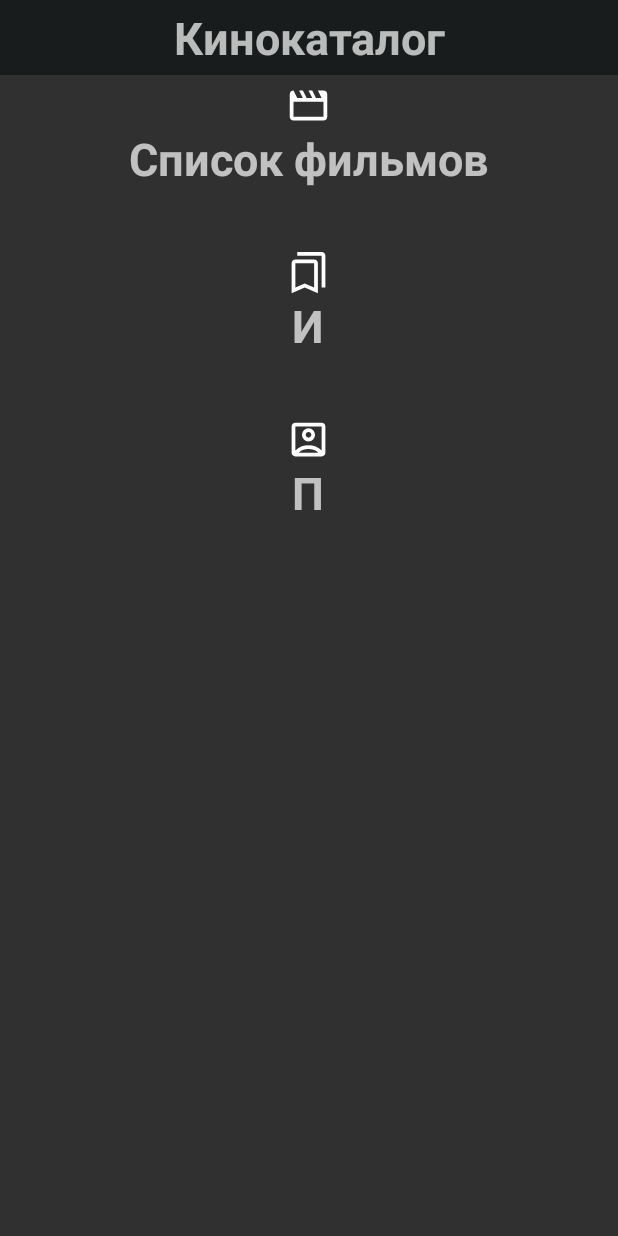
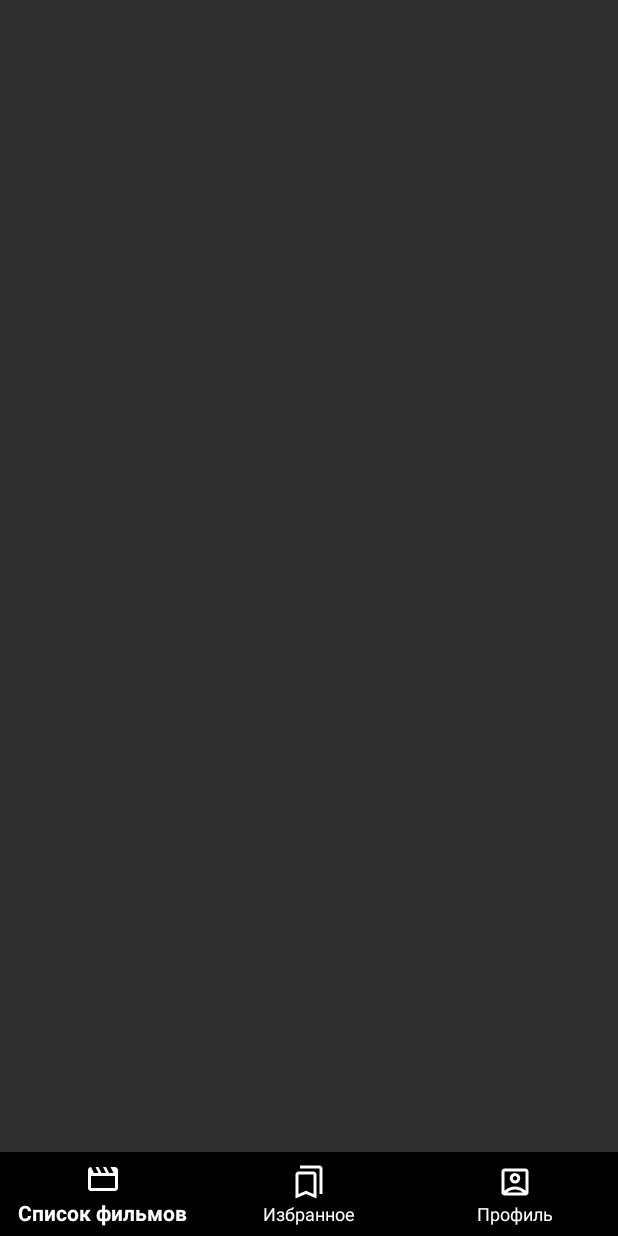
Before and after one commit to id10110011/FilmCatalog, an Android app: the layout activity_main.xml on its own in the app's theme, with its tools: preview values and no code run, on a phone screen of 412 x 824 dp. Run offline under Robolectric (Android 15) with nearby library versions, the phone set to English and light mode, and no system bars.

```diff
--- a/app/src/main/java/com/example/filmcatalog/activities/LoginActivity.kt
+++ b/app/src/main/java/com/example/filmcatalog/activities/LoginActivity.kt
@@ -34,7 +34,7 @@ class LoginActivity : AppCompatActivity() {
                     .addOnCompleteListener(this) {task ->
                         if (task.isSuccessful) {
                             Toast.makeText(this, "Вы вошли в аккаунт", Toast.LENGTH_SHORT).show()
-                            startActivity(Intent(this, CatalogActivity::class.java))
+                            startActivity(Intent(this, MainActivity::class.java))
                             finish()
                         } else {
                             Toast.makeText(this, "Некорректная электронная почта или пароль", Toast.LENGTH_SHORT).show()
--- /dev/null
+++ b/app/src/main/res/drawable/ic_filter_list.xml
@@ -0,0 +1,5 @@
+<vector android:height="40dp" android:tint="#FFFFFF"
+    android:viewportHeight="24" android:viewportWidth="24"
+    android:width="40dp" xmlns:android="http://schemas.android.com/apk/res/android">
+    <path android:fillColor="@android:color/white" android:pathData="M10,18h4v-2h-4v2zM3,6v2h18L21,6L3,6zM6,13h12v-2L6,11v2z"/>
+</vector>
--- a/app/src/main/res/layout/activity_main.xml
+++ b/app/src/main/res/layout/activity_main.xml
@@ -5,119 +5,20 @@
     android:layout_width="match_parent"
     android:layout_height="match_parent"
     android:orientation="vertical"
-    android:gravity="center_horizontal"
     tools:context=".activities.MainActivity">
 
-    <TextView
+    <FrameLayout
+        android:layout_weight="1"
         android:layout_width="match_parent"
-        android:layout_height="50dp"
+        android:layout_height="0dp"
+        android:id="@+id/frame_container" />
 
-        android:id="@+id/app_name"
-        android:text="Кинокаталог"
-        android:textSize="30sp"
-        android:textStyle="bold"
-        android:gravity="center"
-        android:background="@color/md_theme_dark_background"
-        />
-
-    <ScrollView
+    <com.google.android.material.bottomnavigation.BottomNavigationView
         android:layout_width="match_parent"
         android:layout_height="wrap_content"
-        >
-        <LinearLayout
-            android:layout_width="match_parent"
-            android:layout_height="wrap_content"
-            android:gravity="center_horizontal"
-            android:orientation="vertical"
-            >
-            <LinearLayout
-                android:layout_width="wrap_content"
-                android:layout_height="wrap_content"
-                android:orientation="vertical"
-                android:gravity="center_horizontal"
-                android:id="@+id/catalog_box"
-                android:layout_marginBottom="30dp"
-                android:padding="5dp"
-                >
-                <androidx.appcompat.widget.AppCompatImageView
-                    android:id="@+id/icon_movie"
-                    android:layout_width="wrap_content"
-                    android:layout_height="wrap_content"
-
-
-                    android:src="@drawable/ic_movie"
-
-                    />
-                <TextView
-                    android:layout_width="wrap_content"
-                    android:layout_height="wrap_content"
-                    android:id="@+id/catalog"
-                    android:text="Список фильмов"
-                    android:textSize="30sp"
-                    android:textStyle="bold"
-                    android:gravity="center"
-                    />
-            </LinearLayout>
-
-
-            <LinearLayout
-                android:layout_width="wrap_content"
-                android:layout_height="wrap_content"
-                android:orientation="vertical"
-                android:gravity="center_horizontal"
-                android:id="@+id/favorites_box"
-                android:layout_marginBottom="30dp"
-                android:padding="5dp"
-                >
-                <androidx.appcompat.widget.AppCompatImageView
-                    android:id="@+id/icon_bookmarks"
-                    android:layout_width="wrap_content"
-                    android:layout_height="wrap_content"
-
-
-                    android:src="@drawable/ic_bookmarks"
-
-                    />
-                <TextView
-                    android:layout_width="match_parent"
-                    android:layout_height="wrap_content"
-                    android:id="@+id/favorites"
-                    android:text="Избранное"
-                    android:textSize="30sp"
-                    android:textStyle="bold"
-                    android:gravity="center"
-                    />
-            </LinearLayout>
-
-
-            <LinearLayout
-                android:layout_width="wrap_content"
-                android:layout_height="wrap_content"
-                android:orientation="vertical"
-                android:gravity="center_horizontal"
-                android:id="@+id/profile_box"
-                android:layout_marginBottom="30dp"
-                android:padding="5dp"
-                    >
-                <androidx.appcompat.widget.AppCompatImageView
-                    android:id="@+id/icon_profile"
-                    android:layout_width="wrap_content"
-                    android:layout_height="wrap_content"
-
-
-                    android:src="@drawable/ic_profile"
-
-                    />
-                <TextView
-                    android:layout_width="match_parent"
-                    android:layout_height="wrap_content"
-                    android:id="@+id/profile"
-                    android:text="Профиль"
-                    android:textSize="30sp"
-                    android:textStyle="bold"
-                    android:gravity="center"
-                    />
-            </LinearLayout>
-        </LinearLayout>
-    </ScrollView>
+        android:id="@+id/bottom_menu"
+        app:menu="@menu/bottom_menu"
+        app:itemIconTint="@color/white"
+        app:itemTextColor="@color/white"
+        app:itemActiveIndicatorStyle="@style/ShapeAppearance.Material3.NavigationBarView.ActiveIndicator"/>
 </LinearLayout>
--- a/app/src/main/res/layout/activity_favorites.xml
+++ b/app/src/main/res/layout/fragment_favorites.xml
@@ -5,8 +5,7 @@
     android:layout_width="match_parent"
     android:layout_height="match_parent"
     android:orientation="vertical"
-    tools:context=".activities.FavoritesActivity">
-
+    tools:context=".fragments.FavoritesFragment">
 
     <GridView
         android:layout_weight="1"
@@ -15,7 +14,4 @@
         android:id="@+id/grid_view"
         android:numColumns="2" />
 
-    <include layout="@layout/nav_menu"
-        android:id="@+id/nav_menu"/>
-
 </LinearLayout>
--- a/app/src/main/res/layout/activity_profile.xml
+++ b/app/src/main/res/layout/fragment_profile.xml
@@ -8,7 +8,7 @@
     android:gravity="center_horizontal"
     android:focusable="true"
     android:focusableInTouchMode="true"
-    tools:context=".activities.ProfileActivity">
+    tools:context=".fragments.ProfileFragment">
 
     <ScrollView
         android:layout_weight="1"
@@ -204,7 +204,4 @@
         </LinearLayout>
     </ScrollView>
 
-    <include layout="@layout/nav_menu"
-        android:id="@+id/nav_menu"/>
-
 </LinearLayout>
--- /dev/null
+++ b/app/src/main/res/menu/bottom_menu.xml
@@ -0,0 +1,18 @@
+<?xml version="1.0" encoding="utf-8"?>
+<menu xmlns:android="http://schemas.android.com/apk/res/android">
+    <item
+        android:id="@+id/menu_catalog"
+        android:title="@string/catalog"
+        android:icon="@drawable/ic_movie"
+        />
+    <item
+        android:id="@+id/menu_favorites"
+        android:title="@string/favorite"
+        android:icon="@drawable/ic_bookmarks"
+        />
+    <item
+        android:id="@+id/menu_profile"
+        android:title="@string/profile"
+        android:icon="@drawable/ic_profile"
+        />
+</menu>
--- a/app/src/main/res/values/colors.xml
+++ b/app/src/main/res/values/colors.xml
@@ -1,5 +1,9 @@
 <?xml version="1.0" encoding="utf-8"?>
 <resources>
+    <color name="yellow">#FFEB3B</color>
+    <color name="white">#ffffff</color>
+    <color name="black">#000000</color>
+    <color name="gray">#8E8E8E</color>
     <color name="seed">#006973</color>
     <color name="md_theme_light_primary">#006973</color>
     <color name="md_theme_light_onPrimary">#FFFFFF</color>
```
Also changed, not shown: app/src/main/AndroidManifest.xml (+11 -8 lines), app/src/main/java/com/example/filmcatalog/activities/MainActivity.kt (added, +56 -0 lines), app/src/main/java/com/example/filmcatalog/activities/MovieActivity.kt (+8 -12 lines), app/src/main/java/com/example/filmcatalog/fragments/CatalogFragment.kt (renamed from app/src/main/java/com/example/filmcatalog/activities/CatalogActivity.kt, +21 -30 lines), app/src/main/java/com/example/filmcatalog/fragments/FavoritesFragment.kt (renamed from app/src/main/java/com/example/filmcatalog/activities/FavoritesActivity.kt, +20 -25 lines), app/src/main/java/com/example/filmcatalog/fragments/ProfileFragment.kt (renamed from app/src/main/java/com/example/filmcatalog/activities/ProfileActivity.kt, +50 -30 lines), app/src/main/java/com/example/filmcatalog/models/User.kt (+9 -0 lines), app/src/main/res/layout/activity_catalog.xml (deleted, +0 -43 lines), app/src/main/res/layout/fragment_catalog.xml (added, +55 -0 lines).
